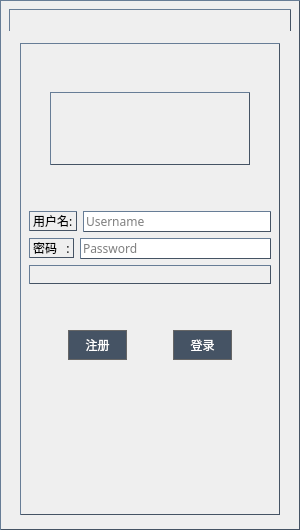
Qt form user_management.ui (Shallowind/SADVS) before a commit.
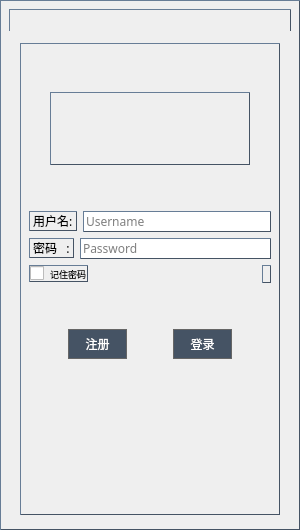
The same form after that commit. Icons and pictures are not drawn.

Commit message: 用户登录功能实现，连接本地数据库

Diff of the .ui file:
```diff
--- a/user_management.ui
+++ b/user_management.ui
@@ -198,16 +198,52 @@
               </layout>
              </item>
              <item>
-              <widget class="QLabel" name="label_4">
+              <layout class="QHBoxLayout" name="horizontalLayout_7">
+               <item>
+                <widget class="QCheckBox" name="checkBox">
                <property name="font">
                 <font>
                  <family>微软雅黑</family>
+                   <pointsize>7</pointsize>
                 </font>
                </property>
                <property name="text">
-                <string> </string>
-               </property>
-              </widget>
+                  <string>记住密码</string>
+                 </property>
+                 <property name="checkable">
+                  <bool>true</bool>
+                 </property>
+                 <property name="checked">
+                  <bool>false</bool>
+                 </property>
+                </widget>
+               </item>
+               <item>
+                <spacer name="horizontalSpacer_7">
+                 <property name="orientation">
+                  <enum>Qt::Horizontal</enum>
+                 </property>
+                 <property name="sizeHint" stdset="0">
+                  <size>
+                   <width>0</width>
+                   <height>0</height>
+                  </size>
+                 </property>
+                </spacer>
+               </item>
+               <item>
+                <widget class="QLabel" name="warning">
+                 <property name="font">
+                  <font>
+                   <family>微软雅黑</family>
+                  </font>
+                 </property>
+                 <property name="text">
+                  <string/>
+                 </property>
+                </widget>
+               </item>
+              </layout>
              </item>
              <item>
               <spacer name="verticalSpacer">
```
Left out of the diff: 3 changed lines with no effect on the pictures. Lines whose indentation alone changed are shown as unchanged. The commit also changes 1 other file.
